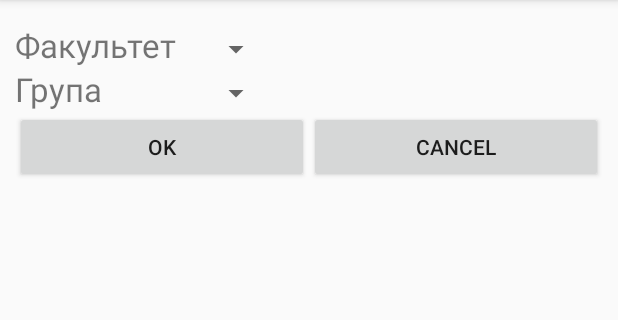
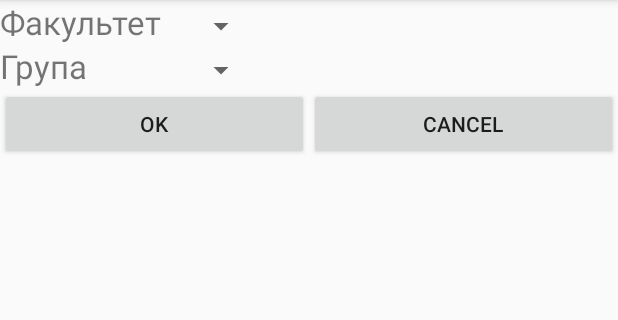
Before and after one commit to kryvokhyzha/examples-and-courses, an Android app: the screen it shows after launch (MainActivity), after a tap on "OK", on a phone screen of 412 x 824 dp, the part 84-404 px from its top. Run offline under Robolectric (Android 15) with nearby library versions, the phone set to English and light mode, and no system bars.

Commit message:
Edited Android - Lab2

```diff
--- /dev/null
+++ b/Lab2/app/src/main/java/com/example/lab2/ContentFragment.java
@@ -0,0 +1,75 @@
+package com.example.lab2;
+
+import android.view.View;
+import android.view.LayoutInflater;
+import android.view.ViewGroup;
+import android.os.Bundle;
+import android.widget.ArrayAdapter;
+import android.widget.Button;
+import android.widget.Spinner;
+import android.widget.Toast;
+
+import androidx.fragment.app.Fragment;
+
+
+public class ContentFragment extends Fragment implements View.OnClickListener {
+
+    private Spinner groupSpinner, facultiesSpinner;
+
+    @Override
+    public View onCreateView(LayoutInflater inflater, ViewGroup container,
+                             Bundle savedInstanceState) {
+        View view = inflater.inflate(R.layout.fragment_content, container, false);
+
+        final String[] groups = getResources().getStringArray(R.array.groups);
+        final String[] faculties = getResources().getStringArray(R.array.faculties);
+
+        groupSpinner = view.findViewById(R.id.groups);
+        facultiesSpinner = view.findViewById(R.id.faculties);
+
+        ArrayAdapter<String> groupAdapter = new ArrayAdapter(getActivity().getBaseContext(),
+                android.R.layout.simple_spinner_item, groups);
+        groupAdapter.setDropDownViewResource(android.R.layout.simple_spinner_dropdown_item);
+
+        ArrayAdapter<String> facultyAdapter = new ArrayAdapter(getActivity().getBaseContext(),
+                android.R.layout.simple_spinner_item, faculties);
+        facultyAdapter.setDropDownViewResource(android.R.layout.simple_spinner_dropdown_item);
+
+        groupSpinner.setAdapter(groupAdapter);
+        facultiesSpinner.setAdapter(facultyAdapter);
+
+        final Button ok_btn = view.findViewById(R.id.ok_btn);
+        ok_btn.setOnClickListener(this);
+
+        final Button cancel_btn = view.findViewById(R.id.cancel_btn);
+        cancel_btn.setOnClickListener(this);
+
+        return view;
+    }
+
+    @Override
+    public void onClick(View v) {
+        switch (v.getId()) {
+
+            case R.id.ok_btn:
+                String group = groupSpinner.getSelectedItem().toString();
+                String faculty = facultiesSpinner.getSelectedItem().toString();
+
+                if (group.equals("") || faculty.equals("")) {
+                    String msg = "Заповніть всі поля!";
+                    Toast toast = Toast.makeText(getActivity(), msg, Toast.LENGTH_SHORT);
+                    toast.show();
+                } else {
+                    String msg = "Факультет: " + faculty + '\n' + "Група: " + group;
+                    Toast toast = Toast.makeText(getActivity(), msg, Toast.LENGTH_SHORT);
+                    toast.show();
+                }
+                break;
+
+            case R.id.cancel_btn:
+                groupSpinner.setSelection(0);
+                facultiesSpinner.setSelection(0);
+                break;
+        }
+    }
+}
--- a/Lab2/app/src/main/java/com/example/lab2/MainActivity.java
+++ b/Lab2/app/src/main/java/com/example/lab2/MainActivity.java
@@ -10,50 +10,9 @@ import android.widget.Toast;
 
 public class MainActivity extends AppCompatActivity {
 
-    private Spinner groupSpinner, facultiesSpinner;
-
-
     @Override
     protected void onCreate(Bundle savedInstanceState) {
         super.onCreate(savedInstanceState);
         setContentView(R.layout.activity_main);
-
-        final String[] groups = getResources().getStringArray(R.array.groups);
-        final String[] faculties = getResources().getStringArray(R.array.faculties);
-
-        groupSpinner = findViewById(R.id.groups);
-        facultiesSpinner = findViewById(R.id.faculties);
-
-        ArrayAdapter<String> groupAdapter = new ArrayAdapter(this,
-                android.R.layout.simple_spinner_item, groups);
-        groupAdapter.setDropDownViewResource(android.R.layout.simple_spinner_dropdown_item);
-
-        ArrayAdapter<String> facultyAdapter = new ArrayAdapter(this,
-                android.R.layout.simple_spinner_item, faculties);
-        facultyAdapter.setDropDownViewResource(android.R.layout.simple_spinner_dropdown_item);
-
-        groupSpinner.setAdapter(groupAdapter);
-        facultiesSpinner.setAdapter(facultyAdapter);
-    }
-
-    public void showMsg(View view) {
-
-        String group = groupSpinner.getSelectedItem().toString();
-        String faculty = facultiesSpinner.getSelectedItem().toString();
-
-        if (group.equals("") || faculty.equals("")) {
-            String msg = "Заповніть всі поля!";
-            Toast toast = Toast.makeText(this, msg, Toast.LENGTH_SHORT);
-            toast.show();
-        } else {
-            String msg = "Факультет: " + faculty + '\n' + "Група: " + group;
-            Toast toast = Toast.makeText(this, msg, Toast.LENGTH_SHORT);
-            toast.show();
-        }
-    }
-
-    public void setDefault(View view) {
-        groupSpinner.setSelection(0);
-        facultiesSpinner.setSelection(0);
     }
 }
--- a/Lab2/app/src/main/res/layout/activity_main.xml
+++ b/Lab2/app/src/main/res/layout/activity_main.xml
@@ -1,55 +1,13 @@
 <?xml version="1.0" encoding="utf-8"?>
-<TableLayout xmlns:android="http://schemas.android.com/apk/res/android"
+<RelativeLayout xmlns:android="http://schemas.android.com/apk/res/android"
+    android:orientation="vertical"
     android:layout_width="match_parent"
-    android:layout_height="match_parent"
-    android:layout_marginLeft="10dp"
-    android:layout_marginRight="10dp"
-    android:layout_marginBottom="15dp"
-    android:layout_marginTop="15dp">
+    android:layout_height="match_parent">
 
-    <TableRow>
-        <TextView
-            android:textSize="22sp"
-            android:text="@string/faculty_name"
-            android:layout_width="wrap_content"
-            android:layout_height="wrap_content" />
+    <fragment
+        android:id="@+id/listFragment"
+        android:layout_width="match_parent"
+        android:layout_height="match_parent"
+        android:name="com.example.lab2.ContentFragment"/>
 
-        <Spinner
-            android:id="@+id/faculties"
-            android:layout_width="match_parent"
-            android:layout_height="wrap_content" />
-    </TableRow>
-
-    <TableRow>
-        <TextView
-            android:textSize="22sp"
-            android:text="@string/group_name"
-            android:layout_width="wrap_content"
-            android:layout_height="wrap_content" />
-
-        <Spinner
-            android:id="@+id/groups"
-            android:layout_width="match_parent"
-            android:layout_height="wrap_content" />
-    </TableRow>
-
-    <TableRow>
-        <Button
-            android:text="@string/ok_btn_name"
-            android:id="@+id/ok_btn"
-            android:layout_weight="1"
-            android:layout_width="0dp"
-            android:layout_height="wrap_content"
-            android:layout_span="1"
-            android:onClick="showMsg"/>
-
-        <Button
-            android:text="@string/cancel_btn_name"
-            android:layout_weight="1"
-            android:layout_width="0dp"
-            android:layout_height="wrap_content"
-            android:layout_span="1"
-            android:onClick="setDefault"/>
-    </TableRow>
-
-</TableLayout>
+</RelativeLayout>
--- /dev/null
+++ b/Lab2/app/src/main/res/layout/fragment_content.xml
@@ -0,0 +1,54 @@
+<?xml version="1.0" encoding="utf-8"?>
+<TableLayout xmlns:android="http://schemas.android.com/apk/res/android"
+android:layout_width="match_parent"
+android:layout_height="match_parent"
+android:layout_marginLeft="10dp"
+android:layout_marginRight="10dp"
+android:layout_marginBottom="15dp"
+android:layout_marginTop="15dp">
+
+<TableRow>
+    <TextView
+        android:textSize="22sp"
+        android:text="@string/faculty_name"
+        android:layout_width="wrap_content"
+        android:layout_height="wrap_content" />
+
+    <Spinner
+        android:id="@+id/faculties"
+        android:layout_width="match_parent"
+        android:layout_height="wrap_content" />
+</TableRow>
+
+<TableRow>
+    <TextView
+        android:textSize="22sp"
+        android:text="@string/group_name"
+        android:layout_width="wrap_content"
+        android:layout_height="wrap_content" />
+
+    <Spinner
+        android:id="@+id/groups"
+        android:layout_width="match_parent"
+        android:layout_height="wrap_content" />
+</TableRow>
+
+<TableRow>
+    <Button
+        android:text="@string/ok_btn_name"
+        android:id="@+id/ok_btn"
+        android:layout_weight="1"
+        android:layout_width="0dp"
+        android:layout_height="wrap_content"
+        android:layout_span="1" />
+
+    <Button
+        android:text="@string/cancel_btn_name"
+        android:id="@+id/cancel_btn"
+        android:layout_weight="1"
+        android:layout_width="0dp"
+        android:layout_height="wrap_content"
+        android:layout_span="1" />
+</TableRow>
+
+</TableLayout>
```
